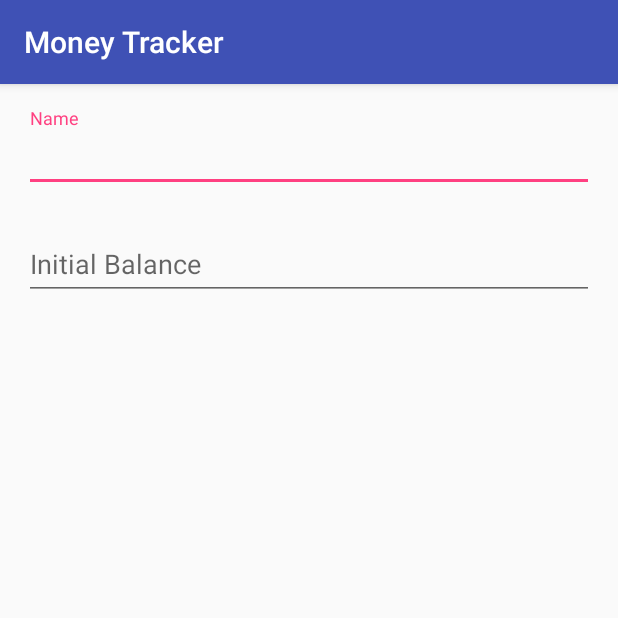
After one commit to Srihi/Capstone, an Android app: the AddAccountActivity screen opened directly, with no data from a screen before it, on a phone screen of 412 x 824 dp, the top half of it. The commit adds this screen. Run offline under Robolectric (Android 15) with nearby library versions, the phone set to English and light mode, and no system bars; our stand-ins replace ButterKnife.

Commit message:
add acount screen added

```diff
--- a/app/build.gradle
+++ b/app/build.gradle
@@ -30,8 +30,8 @@ dependencies {
     compile 'com.jakewharton:butterknife:8.4.0'
     compile 'com.android.support.constraint:constraint-layout:1.0.0-beta4'
     compile 'com.github.clans:fab:1.6.4'
-    compile 'com.thebluealliance:spectrum:0.7.1'
     compile 'com.android.support:support-v4:25.1.0'
     testCompile 'junit:junit:4.12'
     apt 'com.jakewharton:butterknife-compiler:8.4.0'
+    compile 'com.google.android.gms:play-services-ads:10.0.1'
 }
--- a/app/src/main/AndroidManifest.xml
+++ b/app/src/main/AndroidManifest.xml
@@ -19,6 +19,7 @@
                 <category android:name="android.intent.category.LAUNCHER" />
             </intent-filter>
         </activity>
+        <activity android:name=".ui.activities.AddAccountActivity"></activity>
     </application>
 
 </manifest>
--- /dev/null
+++ b/app/src/main/java/com/sanath/moneytracker/ui/activities/AddAccountActivity.java
@@ -0,0 +1,29 @@
+package com.sanath.moneytracker.ui.activities;
+
+import android.support.v7.app.AppCompatActivity;
+import android.os.Bundle;
+
+import com.sanath.moneytracker.R;
+
+import butterknife.ButterKnife;
+import butterknife.Unbinder;
+
+public class AddAccountActivity extends AppCompatActivity {
+
+    private Unbinder unbinder;
+
+    @Override
+    protected void onCreate(Bundle savedInstanceState) {
+        super.onCreate(savedInstanceState);
+        setContentView(R.layout.activity_add_account);
+        unbinder = ButterKnife.bind(this);
+    }
+
+    @Override
+    protected void onDestroy() {
+        super.onDestroy();
+        if (unbinder != null) {
+            unbinder.unbind();
+        }
+    }
+}
--- a/app/src/main/java/com/sanath/moneytracker/ui/fragments/AccountsFragment.java
+++ b/app/src/main/java/com/sanath/moneytracker/ui/fragments/AccountsFragment.java
@@ -1,14 +1,19 @@
 package com.sanath.moneytracker.ui.fragments;
 
 
+import android.content.Intent;
 import android.os.Bundle;
 import android.support.v4.app.Fragment;
+import android.support.v7.widget.RecyclerView;
 import android.view.LayoutInflater;
 import android.view.View;
 import android.view.ViewGroup;
 
+import com.github.clans.fab.FloatingActionMenu;
 import com.sanath.moneytracker.R;
+import com.sanath.moneytracker.ui.activities.AddAccountActivity;
 
+import butterknife.BindView;
 import butterknife.ButterKnife;
 import butterknife.Unbinder;
 
@@ -17,9 +22,16 @@ import butterknife.Unbinder;
  */
 public class AccountsFragment extends Fragment {
     private static final String TAG = AccountsFragment.class.getSimpleName();
+    private static final int REQUEST_CODE_ADD_ACCOUNT = 0x000001;
 
     public static AccountsFragment fragment;
     private Unbinder unbinder;
+
+    @BindView(R.id.recyclerView)
+    RecyclerView recyclerView;
+    @BindView(R.id.menuActionAdd)
+    FloatingActionMenu floatingActionMenu;
+
 
     public static AccountsFragment newInstance() {
         fragment = new AccountsFragment();
@@ -37,9 +49,18 @@ public class AccountsFragment extends Fragment {
         // Inflate the layout for this fragment
         View view = inflater.inflate(R.layout.fragment_accounts, container, false);
         unbinder = ButterKnife.bind(this, view);
+        floatingActionMenu.setOnMenuButtonClickListener(fabClickListener);
+
         return view;
     }
 
+
+    View.OnClickListener fabClickListener = new View.OnClickListener() {
+        @Override
+        public void onClick(View v) {
+            startActivityForResult(new Intent(getActivity(), AddAccountActivity.class), REQUEST_CODE_ADD_ACCOUNT);
+        }
+    };
 
     @Override
     public void onDestroyView() {
@@ -48,5 +69,4 @@ public class AccountsFragment extends Fragment {
             unbinder.unbind();
         }
     }
-
 }
--- /dev/null
+++ b/app/src/main/res/layout/activity_add_account.xml
@@ -0,0 +1,49 @@
+<?xml version="1.0" encoding="utf-8"?>
+<android.support.constraint.ConstraintLayout xmlns:android="http://schemas.android.com/apk/res/android"
+    xmlns:app="http://schemas.android.com/apk/res-auto"
+    xmlns:tools="http://schemas.android.com/tools"
+    android:id="@+id/activity_add_account"
+    android:layout_width="match_parent"
+    android:layout_height="match_parent"
+    tools:context="com.sanath.moneytracker.ui.activities.AddAccountActivity">
+
+    <android.support.design.widget.TextInputLayout
+        android:id="@+id/textInputLayout"
+        android:layout_width="0dp"
+        android:layout_height="wrap_content"
+        android:layout_marginEnd="16dp"
+        android:layout_marginLeft="16dp"
+        android:layout_marginRight="16dp"
+        android:layout_marginStart="16dp"
+        android:layout_marginTop="16dp"
+        app:layout_constraintHorizontal_bias="0.0"
+        app:layout_constraintLeft_toLeftOf="parent"
+        app:layout_constraintRight_toRightOf="parent"
+        app:layout_constraintTop_toTopOf="parent">
+
+        <EditText
+            android:layout_width="match_parent"
+            android:layout_height="wrap_content"
+            android:hint="Name" />
+    </android.support.design.widget.TextInputLayout>
+
+    <android.support.design.widget.TextInputLayout
+        android:layout_width="0dp"
+        android:layout_height="wrap_content"
+        android:layout_marginLeft="16dp"
+        android:layout_marginStart="16dp"
+        android:layout_marginTop="16dp"
+        app:layout_constraintLeft_toLeftOf="parent"
+        app:layout_constraintTop_toBottomOf="@+id/textInputLayout"
+        android:layout_marginRight="16dp"
+        app:layout_constraintRight_toRightOf="parent"
+        android:layout_marginEnd="16dp"
+        app:layout_constraintHorizontal_bias="0.0">
+
+        <EditText
+            android:layout_width="match_parent"
+            android:layout_height="wrap_content"
+            android:hint="Initial Balance"
+            android:inputType="numberDecimal" />
+    </android.support.design.widget.TextInputLayout>
+</android.support.constraint.ConstraintLayout>
--- a/app/src/main/res/layout/fragment_accounts.xml
+++ b/app/src/main/res/layout/fragment_accounts.xml
@@ -14,7 +14,7 @@
         android:layout_alignParentStart="true"
         android:layout_alignParentTop="true" />
     <com.github.clans.fab.FloatingActionMenu
-        android:id="@+id/menu"
+        android:id="@+id/menuActionAdd"
         android:layout_width="wrap_content"
         android:layout_height="wrap_content"
         android:layout_gravity="bottom|end"
--- a/app/src/main/res/layout/fragment_transactions.xml
+++ b/app/src/main/res/layout/fragment_transactions.xml
@@ -4,8 +4,7 @@
     android:layout_width="match_parent"
     android:layout_height="match_parent"
     app:layout_behavior="@string/appbar_scrolling_view_behavior"
-    tools:context="com.sanath.moneytracker.ui.fragments.TransactionsFragment"
-    tools:showIn="@layout/app_bar_main">
+    tools:context="com.sanath.moneytracker.ui.fragments.TransactionsFragment">
 
 
     <com.github.clans.fab.FloatingActionMenu
```
